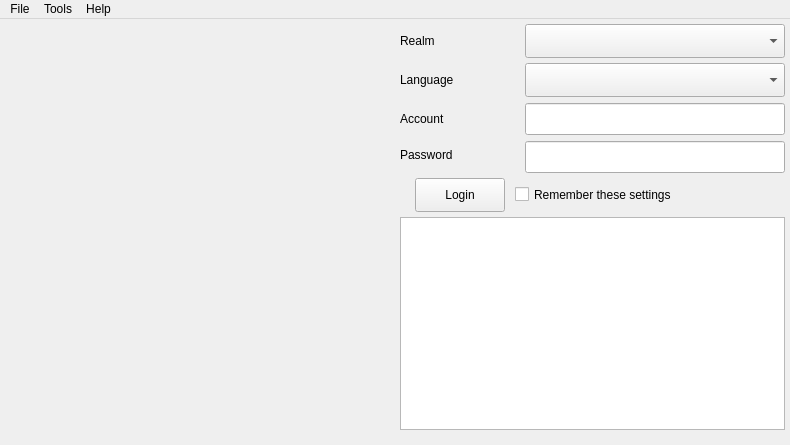
Before: the Qt Designer form PyLotROLauncher/ui/winMain.ui in JuneStepp/OneLauncher, drawn with Qt 5.
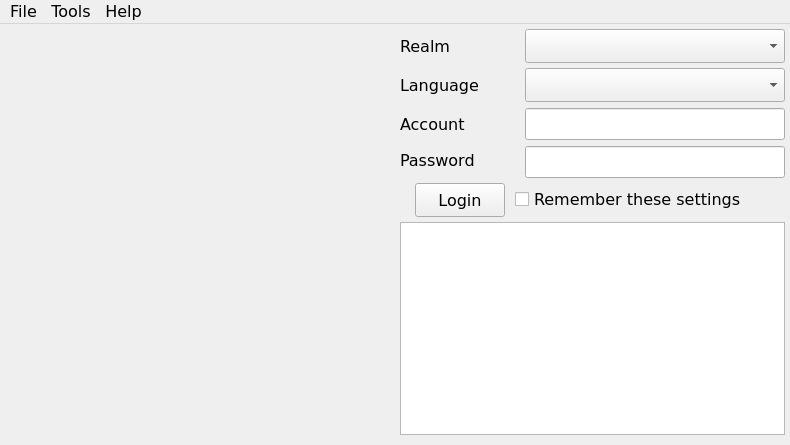
After: the same form once the commit is applied.

```diff
--- a/PyLotROLauncher/ui/winMain.ui
+++ b/PyLotROLauncher/ui/winMain.ui
@@ -10,6 +10,12 @@
     <height>445</height>
    </rect>
   </property>
+  <property name="font">
+   <font>
+    <family>Verdana</family>
+    <pointsize>12</pointsize>
+   </font>
+  </property>
   <property name="windowTitle">
    <string notr="true">Linux Launcher</string>
   </property>
@@ -38,6 +44,11 @@
       <height>24</height>
      </rect>
     </property>
+    <property name="font">
+     <font>
+      <family>Verdana</family>
+     </font>
+    </property>
     <property name="text">
      <string notr="true">Realm</string>
     </property>
@@ -51,6 +62,11 @@
       <height>24</height>
      </rect>
     </property>
+    <property name="font">
+     <font>
+      <family>Verdana</family>
+     </font>
+    </property>
     <property name="text">
      <string notr="true">Language</string>
     </property>
@@ -64,6 +80,11 @@
       <height>24</height>
      </rect>
     </property>
+    <property name="font">
+     <font>
+      <family>Verdana</family>
+     </font>
+    </property>
     <property name="text">
      <string notr="true">Account</string>
     </property>
@@ -77,6 +98,11 @@
       <height>24</height>
      </rect>
     </property>
+    <property name="font">
+     <font>
+      <family>Verdana</family>
+     </font>
+    </property>
     <property name="text">
      <string notr="true">Password</string>
     </property>
@@ -90,6 +116,11 @@
       <height>34</height>
      </rect>
     </property>
+    <property name="font">
+     <font>
+      <family>Verdana</family>
+     </font>
+    </property>
    </widget>
    <widget class="QComboBox" name="cboLanguage">
     <property name="geometry">
@@ -100,6 +131,11 @@
       <height>34</height>
      </rect>
     </property>
+    <property name="font">
+     <font>
+      <family>Verdana</family>
+     </font>
+    </property>
    </widget>
    <widget class="QLineEdit" name="txtAccount">
     <property name="geometry">
@@ -110,6 +146,11 @@
       <height>32</height>
      </rect>
     </property>
+    <property name="font">
+     <font>
+      <family>Verdana</family>
+     </font>
+    </property>
    </widget>
    <widget class="QLineEdit" name="txtPassword">
     <property name="geometry">
@@ -120,6 +161,11 @@
       <height>32</height>
      </rect>
     </property>
+    <property name="font">
+     <font>
+      <family>Verdana</family>
+     </font>
+    </property>
     <property name="echoMode">
      <enum>QLineEdit::Password</enum>
     </property>
@@ -146,6 +192,11 @@
       <height>34</height>
      </rect>
     </property>
+    <property name="font">
+     <font>
+      <family>Verdana</family>
+     </font>
+    </property>
     <property name="text">
      <string notr="true">Login</string>
     </property>
@@ -159,6 +210,11 @@
       <height>29</height>
      </rect>
     </property>
+    <property name="font">
+     <font>
+      <family>Verdana</family>
+     </font>
+    </property>
     <property name="text">
      <string notr="true">Remember these settings</string>
     </property>
@@ -172,6 +228,11 @@
       <height>213</height>
      </rect>
     </property>
+    <property name="font">
+     <font>
+      <family>Verdana</family>
+     </font>
+    </property>
     <property name="textInteractionFlags">
      <set>Qt::TextSelectableByMouse</set>
     </property>
@@ -186,10 +247,16 @@
      <x>0</x>
      <y>0</y>
      <width>790</width>
-     <height>27</height>
+     <height>29</height>
     </rect>
    </property>
    <widget class="QMenu" name="menuFile">
+    <property name="font">
+     <font>
+      <family>Verdana</family>
+      <pointsize>12</pointsize>
+     </font>
+    </property>
     <property name="statusTip">
      <string notr="true"/>
     </property>
@@ -208,6 +275,12 @@
     <addaction name="actionExit"/>
    </widget>
    <widget class="QMenu" name="menuTools">
+    <property name="font">
+     <font>
+      <family>Verdana</family>
+      <pointsize>12</pointsize>
+     </font>
+    </property>
     <property name="title">
      <string notr="true">Tools</string>
     </property>
@@ -220,6 +293,12 @@
     <addaction name="actionHideWinMain"/>
    </widget>
    <widget class="QMenu" name="menuHelp">
+    <property name="font">
+     <font>
+      <family>Verdana</family>
+      <pointsize>12</pointsize>
+     </font>
+    </property>
     <property name="title">
      <string notr="true">Help</string>
     </property>
```
Left out of the diff: 130 changed lines with no effect on the pictures.
